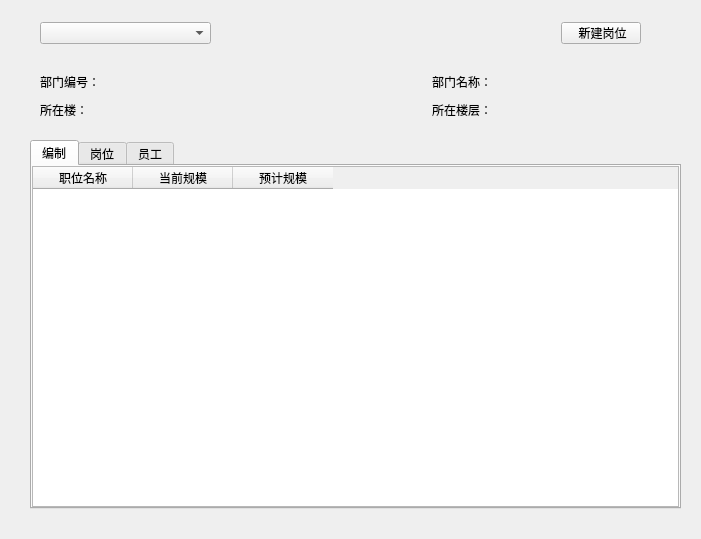
Above: 王景岳/project/EmployeeSystem/subpage/dept_pos.ui from Faran-sward/EmployeeSystem before the change. Below: the same form after it.
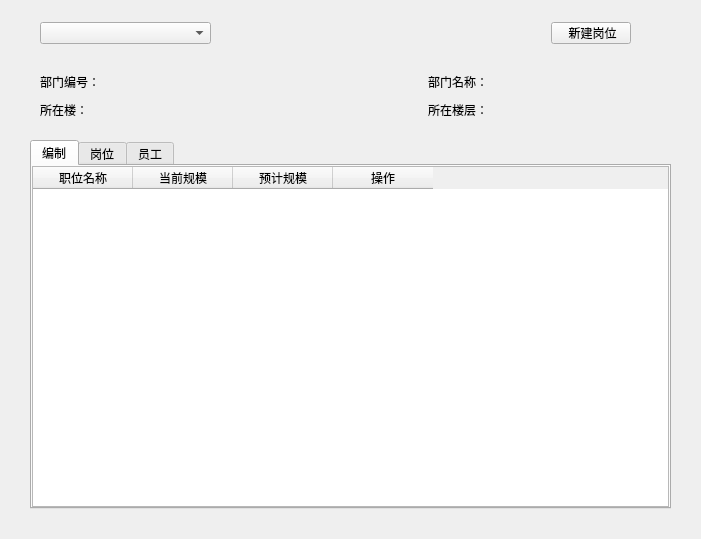
That is the form after the change. Custom widgets are drawn as their Qt base class.

```diff
--- a/王景岳/project/EmployeeSystem/subpage/dept_pos.ui
+++ b/王景岳/project/EmployeeSystem/subpage/dept_pos.ui
@@ -16,13 +16,7 @@
   <property name="styleSheet">
    <string notr="true">\</string>
   </property>
-  <layout class="QVBoxLayout" name="verticalLayout">
-   <property name="spacing">
-    <number>15</number>
-   </property>
-   <property name="sizeConstraint">
-    <enum>QLayout::SetDefaultConstraint</enum>
-   </property>
+  <layout class="QGridLayout" name="gridLayout_2">
    <property name="leftMargin">
     <number>30</number>
    </property>
@@ -30,12 +24,18 @@
     <number>15</number>
    </property>
    <property name="rightMargin">
-    <number>20</number>
+    <number>30</number>
    </property>
    <property name="bottomMargin">
     <number>30</number>
    </property>
-   <item>
+   <property name="horizontalSpacing">
+    <number>0</number>
+   </property>
+   <property name="verticalSpacing">
+    <number>15</number>
+   </property>
+   <item row="0" column="0">
     <widget class="QWidget" name="widget_2" native="true">
      <property name="minimumSize">
       <size>
@@ -144,7 +144,23 @@
      </layout>
     </widget>
    </item>
-   <item>
+   <item row="0" column="1" rowspan="3">
+    <widget class="Add_post" name="application" native="true">
+     <property name="sizePolicy">
+      <sizepolicy hsizetype="Minimum" vsizetype="Expanding">
+       <horstretch>0</horstretch>
+       <verstretch>0</verstretch>
+      </sizepolicy>
+     </property>
+     <property name="maximumSize">
+      <size>
+       <width>0</width>
+       <height>16777215</height>
+      </size>
+     </property>
+    </widget>
+   </item>
+   <item row="1" column="0">
     <widget class="QWidget" name="widget" native="true">
      <layout class="QGridLayout" name="gridLayout">
       <property name="leftMargin">
@@ -296,7 +312,7 @@
      </layout>
     </widget>
    </item>
-   <item>
+   <item row="2" column="0">
     <widget class="QTabWidget" name="tabWidget">
      <property name="styleSheet">
       <string notr="true"/>
@@ -347,6 +363,11 @@
            <string>预计规模</string>
           </property>
          </column>
+         <column>
+          <property name="text">
+           <string>操作</string>
+          </property>
+         </column>
         </widget>
        </item>
       </layout>
@@ -452,6 +473,14 @@
    </item>
   </layout>
  </widget>
+ <customwidgets>
+  <customwidget>
+   <class>Add_post</class>
+   <extends>QWidget</extends>
+   <header>subpage/add_post.h</header>
+   <container>1</container>
+  </customwidget>
+ </customwidgets>
  <resources/>
  <connections/>
 </ui>
```
